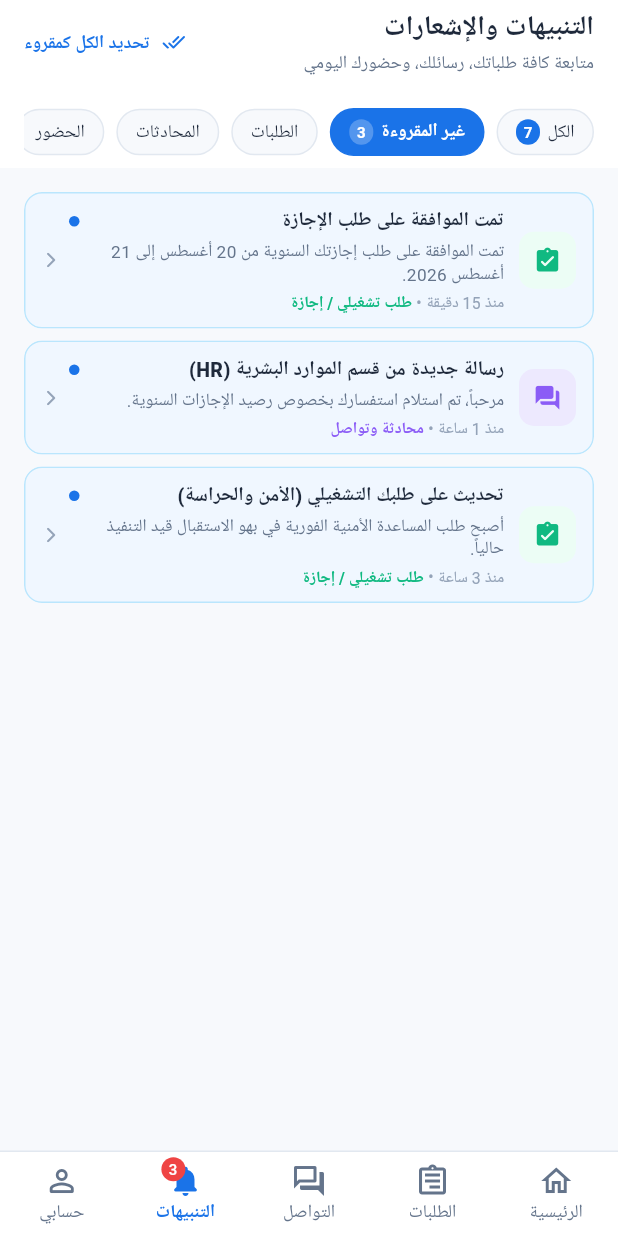
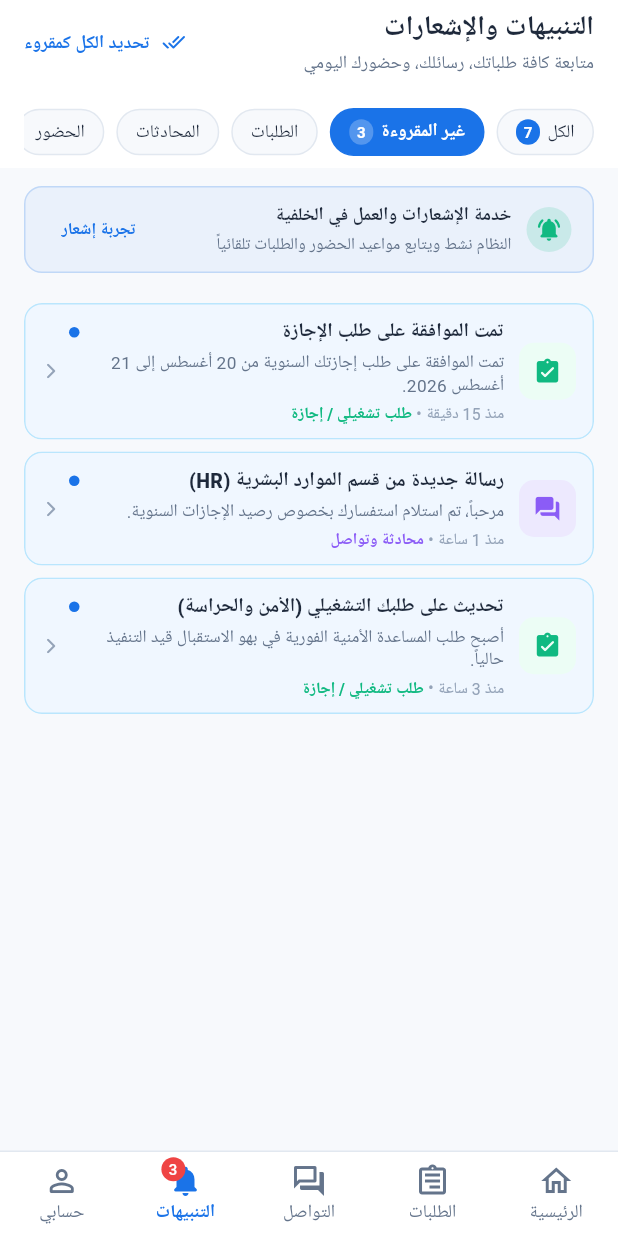
Before and after one commit to IbrahimElshishtawy/Employee_jops, a Flutter app: the NotificationsScreen screen opened by its route, after a tap on "غير المقروءة", on a phone screen of 412 x 824 dp. Run offline on Flutter 3.47's test engine with Material 3 defaults, Android fonts, the phone set to English and light mode, and no system bars; our stand-ins replace connectivity_plus, flutter_local_notifications, flutter_riverpod, flutter_secure_storage, geolocator, go_router and 4 more; accounts and stored records are empty; Roboto replaces fonts that are missing (Cairo).

Commit message:
feat: implement notifications list and detail screens with filtered views and routing logic

```diff
--- a/employee_setup/lib/core/mock/seeds/notification_seeds.dart
+++ b/employee_setup/lib/core/mock/seeds/notification_seeds.dart
@@ -70,7 +70,7 @@ class NotificationSeeds {
       createdAt: DateTime.now().subtract(const Duration(days: 2)),
       isRead: true,
       relatedEntityId: 'DED-001',
-      actionRoute: '/notifications/NOTIF-003',
+      actionRoute: null,
     ),
   ];
 }
--- a/employee_setup/lib/features/notifications/presentation/screens/notification_details_screen.dart
+++ b/employee_setup/lib/features/notifications/presentation/screens/notification_details_screen.dart
@@ -94,7 +94,9 @@ class NotificationDetailsScreen extends StatelessWidget {
                 ],
               ),
             ),
-            if (notif.actionRoute != null) ...[
+            if (notif.actionRoute != null &&
+                notif.actionRoute!.isNotEmpty &&
+                notif.actionRoute != '/notifications/${notif.id}') ...[
               const SizedBox(height: 24),
               AppButton.primary(
                 label: 'عرض الطلب المرتبط',
--- a/employee_setup/lib/features/notifications/presentation/screens/notifications_screen.dart
+++ b/employee_setup/lib/features/notifications/presentation/screens/notifications_screen.dart
@@ -183,6 +183,101 @@ class _NotificationsScreenState extends ConsumerState<NotificationsScreen> {
             ),
           ),
 
+          // Background & Push Service Status Banner
+          Container(
+            margin: const EdgeInsets.fromLTRB(16, 12, 16, 4),
+            padding: const EdgeInsets.symmetric(horizontal: 14, vertical: 10),
+            decoration: BoxDecoration(
+              color: isDark
+                  ? AppColors.surfaceDark
+                  : AppColors.primary.withValues(alpha: 0.06),
+              borderRadius: BorderRadius.circular(12),
+              border: Border.all(
+                color: AppColors.primary.withValues(alpha: 0.2),
+              ),
+            ),
+            child: Row(
+              children: [
+                Container(
+                  padding: const EdgeInsets.all(6),
+                  decoration: BoxDecoration(
+                    color: AppColors.success.withValues(alpha: 0.15),
+                    shape: BoxShape.circle,
+                  ),
+                  child: const Icon(
+                    Icons.notifications_active_rounded,
+                    color: AppColors.success,
+                    size: 18,
+                  ),
+                ),
+                const SizedBox(width: 10),
+                Expanded(
+                  child: Column(
+                    crossAxisAlignment: CrossAxisAlignment.start,
+                    children: [
+                      Text(
+                        isArabic
+                            ? 'خدمة الإشعارات والعمل في الخلفية'
+                            : 'Background & Notification Service',
+                        style: const TextStyle(
+                          fontSize: 12,
+                          fontWeight: FontWeight.w700,
+                        ),
+                      ),
+                      const SizedBox(height: 2),
+                      Text(
+                        isArabic
+                            ? 'النظام نشط ويتابع مواعيد الحضور والطلبات تلقائياً'
+                            : 'Active: Tracking attendance & request updates',
+                        style: TextStyle(
+                          fontSize: 11,
+                          color: isDark
+                              ? AppColors.textSecondaryDark
+                              : AppColors.textSecondaryLight,
+                        ),
+                      ),
+                    ],
+                  ),
+                ),
+                TextButton(
+                  onPressed: () async {
+                    final notifService = ref.read(notificationServiceProvider);
+                    await notifService.requestPermission();
+                    await notifService.showNotification(
+                      id: DateTime.now().millisecondsSinceEpoch % 100000,
+                      title: isArabic
+                          ? 'تنبيه تجريبي من تطبيق الموظف 🔔'
+                          : 'Test Notification from Employee App',
+                      body: isArabic
+                          ? 'الإشعارات وتتبع الدوام يعملان في الخلفية بشكل ممتاز.'
+                          : 'Notifications and background tracking are functioning perfectly.',
+                    );
+                    if (context.mounted) {
+                      context.showSnackBar(
+                        isArabic
+                            ? 'تم إرسال إشعار تجريبي بنجاح!'
+                            : 'Test notification sent successfully!',
+                      );
+                    }
+                  },
+                  style: TextButton.styleFrom(
+                    padding: const EdgeInsets.symmetric(horizontal: 10, vertical: 6),
+                    minimumSize: Size.zero,
+                    tapTargetSize: MaterialTapTargetSize.shrinkWrap,
+                  ),
+                  child: Text(
+                    isArabic ? 'تجربة إشعار' : 'Test',
+                    style: const TextStyle(
+                      fontSize: 11,
+                      fontWeight: FontWeight.w700,
+                      color: AppColors.primary,
+                    ),
+                  ),
+                ),
+              ],
+            ),
+          ),
+
           // Notifications List
           Expanded(
             child: filtered.isEmpty
```
Also changed, not shown: employee_setup/lib/app/app.dart (+18 -0 lines).
